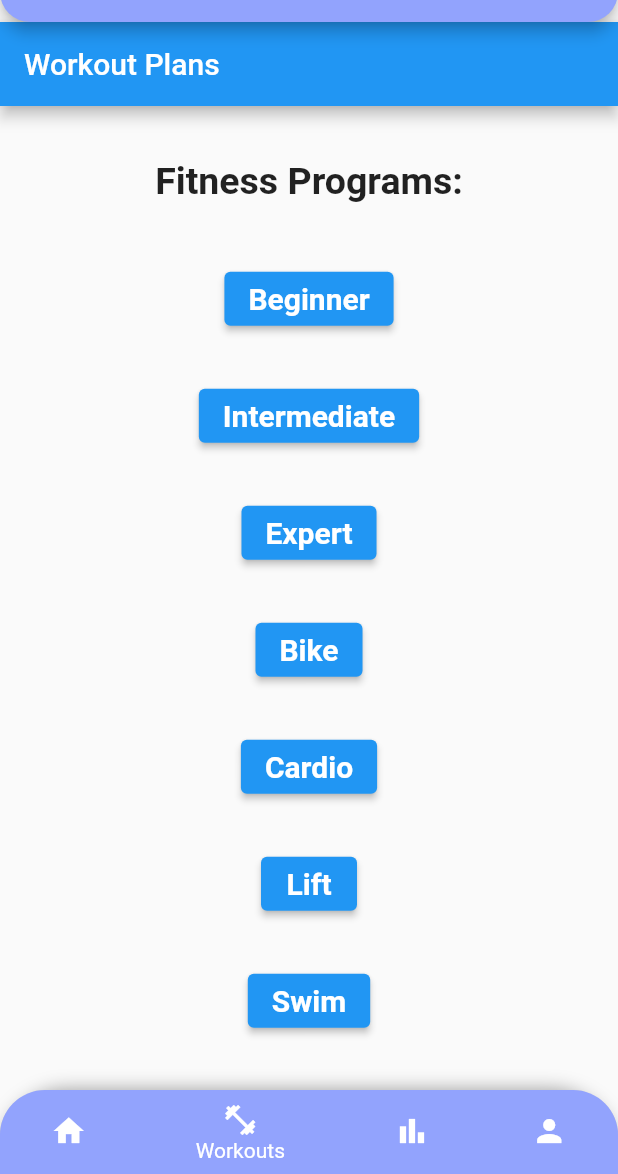
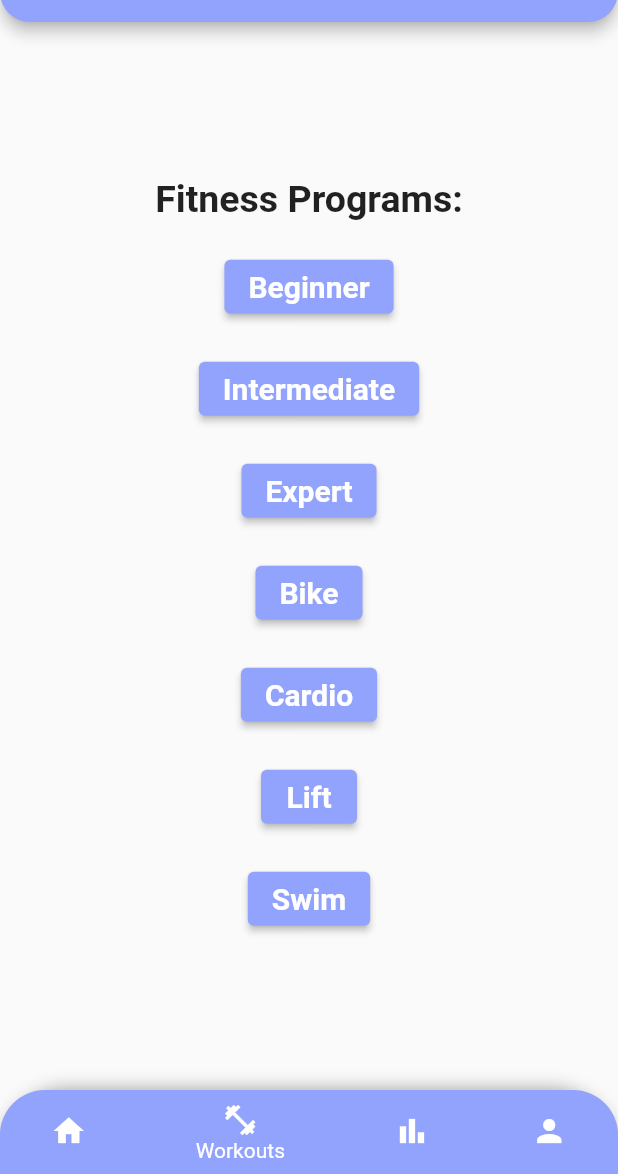
Before and after one commit to WSU-4110/health.e, a Flutter app: the screen it shows once a user with an empty profile is signed in, item 2 of the bottom bar chosen, on a phone screen of 412 x 824 dp, the part 62-1236 px from its top. Run offline on Flutter 3.47's test engine with Material 2 defaults, Android fonts, the phone set to English and light mode, and no system bars; our stand-ins replace datetime_picker_formfield_new, firebase_auth, firebase_core, flutter_local_notifications, flutter_svg, get and 5 more; accounts and stored records are empty.

Commit message:
Basic workouts feature finished

```diff
--- a/lib/screen/Workouts/WorkoutMain.dart
+++ b/lib/screen/Workouts/WorkoutMain.dart
@@ -6,19 +6,16 @@ import 'package:healthe/screen/Workouts/WorkoutBike.dart';
 import 'package:healthe/screen/Workouts/WorkoutCardio.dart';
 import 'package:healthe/screen/Workouts/WorkoutLift.dart';
 import 'package:healthe/screen/Workouts/WorkoutSwim.dart';
-
+import 'package:healthe/value/color.dart';
 
 
 class WorkoutPage extends StatelessWidget {
   @override
   Widget build(BuildContext context) {
     return Scaffold(
-      appBar: AppBar(
-        title: const Text('Workout Plans'),
-      ),
       body: Center(
         child: Container(
-          padding: EdgeInsets.all(20.0),
+          padding: EdgeInsets.all(10.0),
           child: Column(
             mainAxisAlignment: MainAxisAlignment.center,
             crossAxisAlignment: CrossAxisAlignment.center,
@@ -27,17 +24,25 @@ class WorkoutPage extends StatelessWidget {
                 'Fitness Programs:',
                 style: TextStyle(fontSize: 25.0, fontWeight: FontWeight.bold),
               ),
-              const SizedBox(height: 40.0),
+              const SizedBox(height: 20.0),
               ElevatedButton (
+                style: ButtonStyle(
+                  backgroundColor: MaterialStateProperty.all(gradientColors_1),
+                ),
                 child: const Text('Beginner', style: TextStyle(fontSize: 20, fontWeight: FontWeight.bold)),
                 onPressed: () {
+
                   // Navigate to beginner workout plan page
                   Navigator.push(context, MaterialPageRoute(builder: (context) => BeginnerWorkoutPage()),
                   );
                 },
+
               ),
-              const SizedBox(height: 30.0),
+              const SizedBox(height: 20.0),
               ElevatedButton (
+                style: ButtonStyle(
+                  backgroundColor: MaterialStateProperty.all(gradientColors_1),
+                ),
                 child: const Text('Intermediate', style: TextStyle(fontSize: 20, fontWeight: FontWeight.bold)),
                 onPressed: () {
                   // Navigate to beginner workout plan page
@@ -45,8 +50,11 @@ class WorkoutPage extends StatelessWidget {
                   );
                 },
               ),
-              const SizedBox(height: 30.0),
+              const SizedBox(height: 20.0),
               ElevatedButton (
+                style: ButtonStyle(
+                  backgroundColor: MaterialStateProperty.all(gradientColors_1),
+                ),
                 child: const Text('Expert', style: TextStyle(fontSize: 20, fontWeight: FontWeight.bold)),
                 onPressed: () {
                   // Navigate to beginner workout plan page
@@ -54,8 +62,11 @@ class WorkoutPage extends StatelessWidget {
                   );
                 },
               ),
-              const SizedBox(height: 30.0),
+              const SizedBox(height: 20.0),
               ElevatedButton (
+                style: ButtonStyle(
+                  backgroundColor: MaterialStateProperty.all(gradientColors_1),
+                ),
                 child: const Text('Bike', style: TextStyle(fontSize: 20, fontWeight: FontWeight.bold)),
                 onPressed: () {
                   // Navigate to beginner workout plan page
@@ -63,8 +74,11 @@ class WorkoutPage extends StatelessWidget {
                   );
                 },
               ),
-              const SizedBox(height: 30.0),
+              const SizedBox(height: 20.0),
               ElevatedButton (
+                style: ButtonStyle(
+                  backgroundColor: MaterialStateProperty.all(gradientColors_1),
+                ),
                 child: const Text('Cardio', style: TextStyle(fontSize: 20, fontWeight: FontWeight.bold)),
                 onPressed: () {
                   // Navigate to beginner workout plan page
@@ -72,8 +86,11 @@ class WorkoutPage extends StatelessWidget {
                   );
                 },
               ),
-              const SizedBox(height: 30.0),
+              const SizedBox(height: 20.0),
               ElevatedButton (
+                style: ButtonStyle(
+                  backgroundColor: MaterialStateProperty.all(gradientColors_1),
+                ),
                 child: const Text('Lift', style: TextStyle(fontSize: 20, fontWeight: FontWeight.bold)),
                 onPressed: () {
                   // Navigate to beginner workout plan page
@@ -81,8 +98,11 @@ class WorkoutPage extends StatelessWidget {
                   );
                 },
               ),
-              const SizedBox(height: 30.0),
+              const SizedBox(height: 20.0),
               ElevatedButton (
+                style: ButtonStyle(
+                  backgroundColor: MaterialStateProperty.all(gradientColors_1),
+                ),
                 child: const Text('Swim', style: TextStyle(fontSize: 20, fontWeight: FontWeight.bold)),
                 onPressed: () {
                   // Navigate to beginner workout plan page
--- a/lib/screen/home_screen/MainPage.dart
+++ b/lib/screen/home_screen/MainPage.dart
@@ -1,6 +1,6 @@
 import 'package:flutter/material.dart';
 import 'package:google_fonts/google_fonts.dart';
-import 'package:healthe/screen/home_screen/workouts.dart';
+import 'package:healthe/screen/Workouts/WorkoutCardio.dart';
 import 'package:healthe/screen/startup_screens/assessment_screen.dart';
 import 'package:healthe/value/color.dart';
 
@@ -50,7 +50,7 @@ class _MainPageState extends State<MainPage> {
                               Navigator.push(
                                 context,
                                 MaterialPageRoute(builder: (
-                                    context) => const Workouts()),);
+                                    context) => WorkoutCardio()),);
                             }
                           },
                           child: Container(
```
Also changed, not shown: 1 other file.
